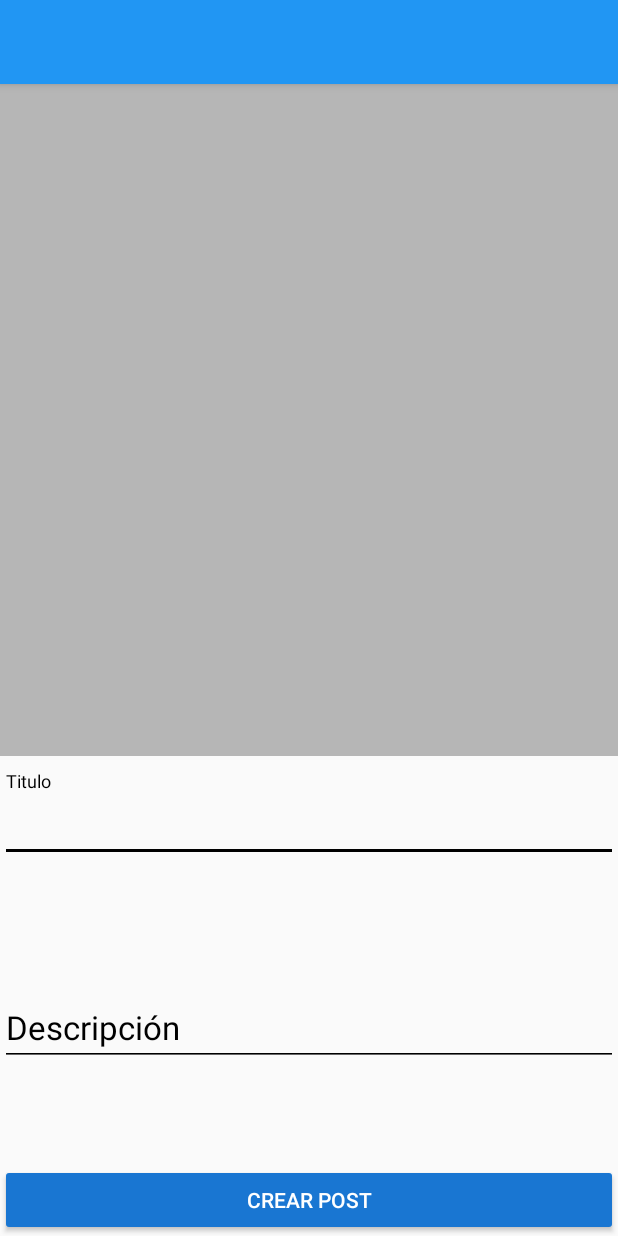
After one commit to edgon85/edgongram, an Android app: the NewPostActivity screen opened directly, with no data from a screen before it, on a phone screen of 412 x 824 dp. The commit adds this screen. Run offline under Robolectric (Android 15) with nearby library versions, the phone set to English and light mode, and no system bars; pictures from the network do not load.

Commit message:
abrir camara con floatingButton tomar una foto y agregarna a new post - programadao

```diff
--- a/app/build.gradle
+++ b/app/build.gradle
@@ -37,6 +37,6 @@ dependencies {
     compile 'com.github.bumptech.glide:glide:3.7.0'
     compile 'de.hdodenhof:circleimageview:2.1.0'
     compile 'com.zoonref:simple-view-behavior:1.0'
-    compile 'com.android.support.constraint:constraint-layout:+'
+    compile 'com.android.support.constraint:constraint-layout:1.0.2'
     testCompile 'junit:junit:4.12'
 }
--- /dev/null
+++ b/app/src/main/java/com/edgon/edgongram/post/view/NewPostActivity.java
@@ -0,0 +1,29 @@
+package com.edgon.edgongram.post.view;
+
+import android.os.Bundle;
+import android.support.v7.app.AppCompatActivity;
+import android.widget.ImageView;
+
+import com.bumptech.glide.Glide;
+import com.edgon.edgongram.R;
+
+public class NewPostActivity extends AppCompatActivity {
+
+    private ImageView imgPhoto;
+
+    @Override
+    protected void onCreate(Bundle savedInstanceState) {
+        super.onCreate(savedInstanceState);
+        setContentView(R.layout.activity_new_post);
+
+        imgPhoto = (ImageView) findViewById(R.id.img_photo);
+
+        if (getIntent().getExtras() != null){
+            String photoPath = getIntent().getExtras().getString("PHOTO_PATH_TEMP");
+            Glide.with(this)
+                    .load(photoPath)
+                    .into(imgPhoto);
+        }
+
+    }
+}
--- a/app/src/main/java/com/edgon/edgongram/view/ContainerActivity.java
+++ b/app/src/main/java/com/edgon/edgongram/view/ContainerActivity.java
@@ -6,7 +6,7 @@ import android.support.v4.app.FragmentTransaction;
 import android.support.v7.app.AppCompatActivity;
 
 import com.edgon.edgongram.R;
-import com.edgon.edgongram.view.fragments.HomeFragment;
+import com.edgon.edgongram.post.view.HomeFragment;
 import com.edgon.edgongram.view.fragments.ProfileFragment;
 import com.edgon.edgongram.view.fragments.SearchFragment;
 import com.roughike.bottombar.BottomBar;
--- /dev/null
+++ b/app/src/main/res/layout/activity_new_post.xml
@@ -0,0 +1,69 @@
+<?xml version="1.0" encoding="utf-8"?>
+<android.support.design.widget.CoordinatorLayout
+    xmlns:android="http://schemas.android.com/apk/res/android"
+    xmlns:tools="http://schemas.android.com/tools"
+    android:layout_width="match_parent"
+    android:layout_height="match_parent"
+    android:fitsSystemWindows="true"
+    tools:context="com.edgon.edgongram.post.view.NewPostActivity">
+
+    <include layout="@layout/actionbar_toolbar"/>
+
+    <LinearLayout
+        android:layout_width="match_parent"
+        android:layout_height="match_parent"
+        android:orientation="vertical">
+
+        <ImageView
+            android:id="@+id/img_photo"
+            android:layout_width="match_parent"
+            android:layout_height="0dp"
+            android:layout_weight="6"
+            android:scaleType="centerCrop"
+            android:background="@color/backgroundtext_card"
+            />
+
+        <android.support.design.widget.TextInputLayout
+            android:layout_width="match_parent"
+            android:layout_height="0dp"
+            android:layout_weight="1.5"
+            android:theme="@style/EditTextBlack"
+            android:layout_marginTop="@dimen/edittext_margin_createaccount"
+            >
+
+            <android.support.design.widget.TextInputEditText
+                android:id="@+id/edt_title"
+                android:layout_width="match_parent"
+                android:layout_height="wrap_content"
+                android:hint="@string/hint_title"
+                />
+        </android.support.design.widget.TextInputLayout>
+
+        <android.support.design.widget.TextInputLayout
+            android:layout_width="match_parent"
+            android:layout_height="0dp"
+            android:layout_weight="1.5"
+            android:theme="@style/EditTextBlack"
+            android:layout_marginTop="@dimen/edittext_margin_createaccount"
+            >
+
+            <android.support.design.widget.TextInputEditText
+                android:id="@+id/edt_description"
+                android:layout_width="match_parent"
+                android:layout_height="wrap_content"
+                android:hint="@string/hint_description"
+                />
+        </android.support.design.widget.TextInputLayout>
+
+        <Button
+            android:id="@+id/btn_create_post"
+            android:layout_width="match_parent"
+            android:layout_height="wrap_content"
+            android:text="@string/create_post"
+            android:theme="@style/RasedButtonDark"
+            />
+    </LinearLayout>
+
+
+
+</android.support.design.widget.CoordinatorLayout>
--- a/app/src/main/res/layout/fragment_home.xml
+++ b/app/src/main/res/layout/fragment_home.xml
@@ -5,7 +5,7 @@
     android:layout_width="match_parent"
     android:layout_height="match_parent"
     android:fitsSystemWindows="true"
-    tools:context="com.edgon.edgongram.view.fragments.HomeFragment">
+    tools:context="com.edgon.edgongram.post.view.HomeFragment">
 
     <include layout="@layout/actionbar_toolbar"/>
 
@@ -26,7 +26,7 @@
     </LinearLayout>
 
     <android.support.design.widget.FloatingActionButton
-        android:id="@+id/fab"
+        android:id="@+id/fab_camera"
         android:layout_width="wrap_content"
         android:layout_height="wrap_content"
         android:layout_gravity="bottom|end"
--- a/app/src/main/res/layout/framelayout.xml
+++ b/app/src/main/res/layout/framelayout.xml
@@ -1,6 +1,5 @@
 <?xml version="1.0" encoding="utf-8"?>
 <FrameLayout
-
     xmlns:android="http://schemas.android.com/apk/res/android"
     xmlns:tools="http://schemas.android.com/tools"
     android:id="@+id/container"
--- a/app/src/main/res/values/strings.xml
+++ b/app/src/main/res/values/strings.xml
@@ -27,4 +27,7 @@
     <string name="loren">Lorem Ipsum es simplemente el texto de relleno de las imprentas y archivos de texto. Lorem Ipsum ha sido el texto de relleno estándar de las industrias desde el año 1500, cuando un impresor (N. del T. persona que se dedica a la imprenta) desconocido usó una galería de textos y los mezcló de tal manera que logró hacer un libro de textos especimen. No sólo sobrevivió 500 años, sino que tambien ingresó como texto de relleno en documentos electrónicos, quedando esencialmente igual al original. Fue popularizado en los 60s con la creación de las hojas \"Letraset\", las cuales contenian pasajes de Lorem Ipsum, y más recientemente con software de autoedición, como por ejemplo Aldus PageMaker, el cual incluye versiones de Lorem Ipsum.</string>
     <string name="transitionname_picture">transitionnamepicture</string>
     <string name="title_activity_referencia">Referencia</string>
+    <string name="hint_title">Titulo</string>
+    <string name="hint_description">Descripción</string>
+    <string name="create_post">Crear Post</string>
 </resources>
--- /dev/null
+++ b/app/src/main/res/xml/file_path.xml
@@ -0,0 +1,5 @@
+<?xml version="1.0" encoding="utf-8"?>
+<Path
+    xmlns:android="http://schemas.android.com/apk/res/android">
+        <external-path name="Edgon" path="Android/data/com.edgon.edgongram/files/Pictures"/>
+</Path>
```
Also changed, not shown: app/src/main/AndroidManifest.xml (+23 -0 lines), app/src/main/java/com/edgon/edgongram/post/view/HomeFragment.java (renamed from app/src/main/java/com/edgon/edgongram/view/fragments/HomeFragment.java, +62 -1 lines), 1 other file.
